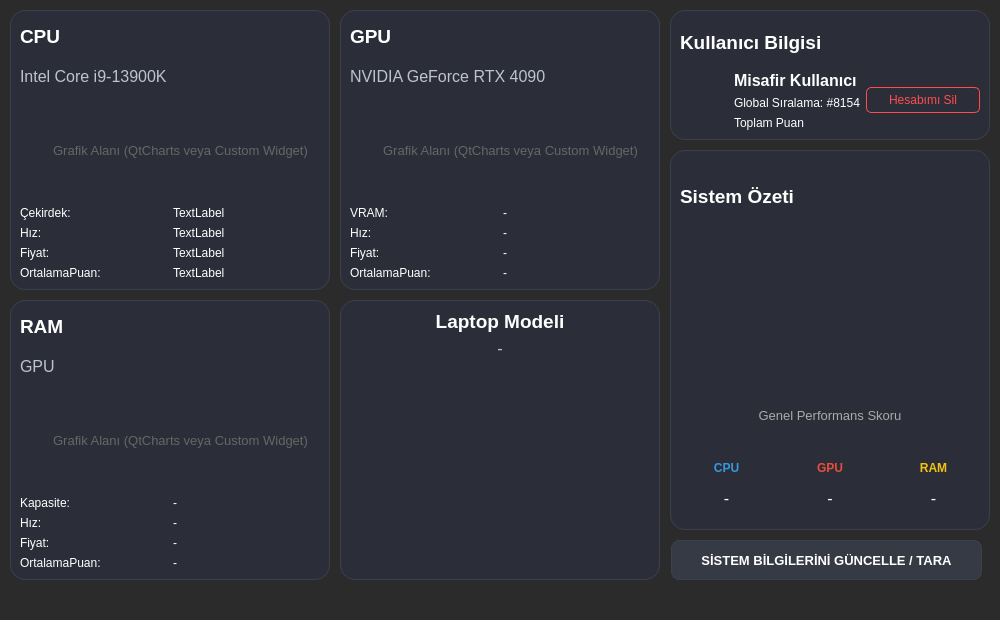
Above: Widgets/Anasayfa/anasayfawidget.ui from pSado14/Techbench_ before the change. Below: the same form after it.
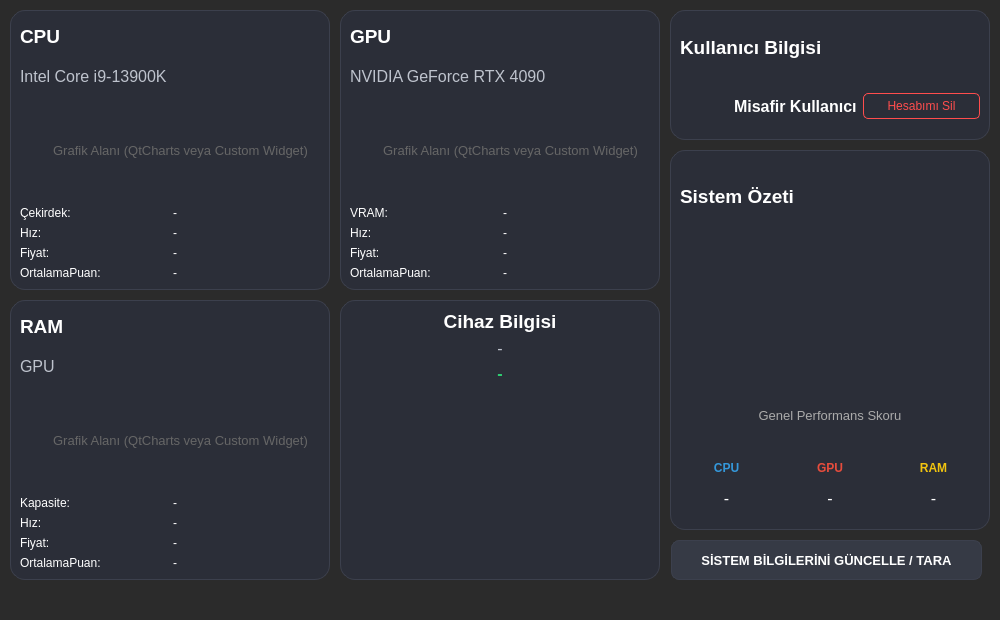
That is the form after the change. Icons and pictures are not drawn.

What changed in the file:
```diff
--- a/Widgets/Anasayfa/anasayfawidget.ui
+++ b/Widgets/Anasayfa/anasayfawidget.ui
@@ -92,7 +92,7 @@
       <item row="3" column="1">
        <widget class="QLabel" name="cpu_cores_label">
         <property name="text">
-         <string>TextLabel</string>
+         <string>-</string>
         </property>
        </widget>
       </item>
@@ -106,7 +106,7 @@
       <item row="4" column="1">
        <widget class="QLabel" name="cpu_clock_label">
         <property name="text">
-         <string>TextLabel</string>
+         <string>-</string>
         </property>
        </widget>
       </item>
@@ -120,7 +120,7 @@
       <item row="5" column="1">
        <widget class="QLabel" name="cprice_label">
         <property name="text">
-         <string>TextLabel</string>
+         <string>-</string>
         </property>
        </widget>
       </item>
@@ -134,7 +134,7 @@
       <item row="6" column="1">
        <widget class="QLabel" name="cpu_score_label">
         <property name="text">
-         <string>TextLabel</string>
+         <string>-</string>
         </property>
        </widget>
       </item>
@@ -415,7 +415,7 @@
     <item>
      <widget class="QLabel" name="laptop_baslik_label">
       <property name="text">
-       <string>&lt;html&gt;&lt;head/&gt;&lt;body&gt;&lt;p&gt;&lt;span style=&quot; font-size:14pt; font-weight:600; color:#ffffff;&quot;&gt;Laptop Modeli&lt;/span&gt;&lt;/p&gt;&lt;/body&gt;&lt;/html&gt;</string>
+       <string>&lt;html&gt;&lt;head/&gt;&lt;body&gt;&lt;p&gt;&lt;span style=&quot; font-size:14pt; font-weight:600; color:#ffffff;&quot;&gt;Cihaz Bilgisi&lt;/span&gt;&lt;/p&gt;&lt;/body&gt;&lt;/html&gt;</string>
       </property>
       <property name="alignment">
        <set>Qt::AlignCenter</set>
@@ -435,6 +435,16 @@
       </property>
      </widget>
     </item>
+    <item>
+     <widget class="QLabel" name="laptop_price_label">
+      <property name="text">
+       <string>&lt;html&gt;&lt;head/&gt;&lt;body&gt;&lt;p&gt;&lt;span style=&quot; font-size:12pt; font-weight:600; color:#2ecc71;&quot;&gt;-&lt;/span&gt;&lt;/p&gt;&lt;/body&gt;&lt;/html&gt;</string>
+      </property>
+      <property name="alignment">
+       <set>Qt::AlignCenter</set>
+      </property>
+     </widget>
+    </item>
     <item>
      <spacer name="verticalSpacer_laptop">
       <property name="orientation">
@@ -514,20 +524,6 @@
           </property>
          </widget>
         </item>
-        <item>
-         <widget class="QLabel" name="global_siralama_label">
-          <property name="text">
-           <string>Global Sıralama: #8154</string>
-          </property>
-         </widget>
-        </item>
-        <item>
-         <widget class="QLabel" name="toplam_puan_label">
-          <property name="text">
-           <string>Toplam Puan</string>
-          </property>
-         </widget>
-        </item>
        </layout>
       </item>
       <item>
```
Lines whose indentation alone changed are shown as unchanged.
